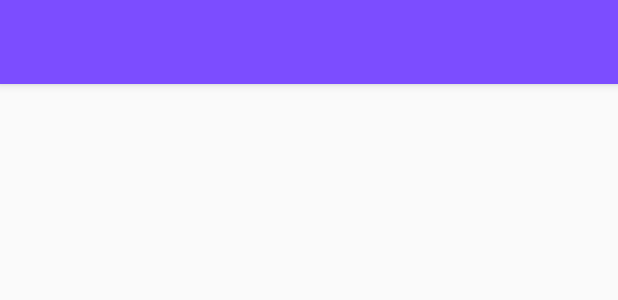
After one commit to nstrucky/ProjectManager, an Android app: the layout activity_project.xml on its own in the app's theme, with its tools: preview values and no code run, on a phone screen of 412 x 824 dp. The commit adds this screen. Shown: the top 300 px of the screen. Run offline under Robolectric (Android 15) with nearby library versions, the phone set to English and light mode, and no system bars; network calls fail.

Commit message:
Navigate from ProjectsList to new Activity Added Handler class to the projectsListBindings to handle the onclick of individual list items to transition to a single project Activity. UI and animations to come later. I also deleted some classes I used to learn dependency injection.

```diff
--- a/app/src/main/AndroidManifest.xml
+++ b/app/src/main/AndroidManifest.xml
@@ -16,6 +16,12 @@
             android:supportsRtl="true"
             android:theme="@style/AppTheme"
             android:usesCleartextTraffic="true">
+        <activity android:name=".ui.project.ProjectActivity"
+            android:parentActivityName=".ui.projects.ProjectsActivity">
+            <meta-data
+                android:name="android.support.PARENT_ACTIVITY"
+                android:value=".ui.projects.ProjectsActivity"/>
+        </activity>
         <activity android:name=".BaseActivity">
         </activity>
         <activity
--- /dev/null
+++ b/app/src/main/res/layout/activity_project.xml
@@ -0,0 +1,28 @@
+<?xml version="1.0" encoding="utf-8"?>
+
+<android.support.design.widget.CoordinatorLayout
+        xmlns:android="http://schemas.android.com/apk/res/android"
+        xmlns:tools="http://schemas.android.com/tools"
+        xmlns:app="http://schemas.android.com/apk/res-auto"
+        android:layout_width="match_parent"
+        android:layout_height="match_parent"
+        tools:context=".ui.projects.ProjectsActivity">
+
+
+    <android.support.design.widget.AppBarLayout
+            android:layout_height="wrap_content"
+            android:layout_width="match_parent"
+            android:theme="@style/AppTheme.AppBarOverlay">
+
+        <android.support.v7.widget.Toolbar
+                android:id="@+id/toolbar"
+                android:layout_width="match_parent"
+                android:layout_height="?attr/actionBarSize"
+                android:background="?attr/colorPrimary"
+                app:popupTheme="@style/AppTheme.PopupOverlay">
+
+        </android.support.v7.widget.Toolbar>
+
+    </android.support.design.widget.AppBarLayout>
+
+</android.support.design.widget.CoordinatorLayout>
--- a/app/src/main/res/layout/recyclerview_project_item.xml
+++ b/app/src/main/res/layout/recyclerview_project_item.xml
@@ -5,6 +5,7 @@
     <data>
 
         <variable name="project" type="com.ventoray.projectmanager.data.datamodel.Project"/>
+        <variable name="handlers" type="com.ventoray.projectmanager.com.ventoray.projectmanager.ui.projects.ProjectListBindings.ProjectListClickHandler"/>
     </data>
 
     <android.support.constraint.ConstraintLayout
@@ -12,6 +13,10 @@
             android:layout_height="wrap_content"
             android:background="@android:color/white"
             android:layout_marginBottom="1dp"
+            android:clickable="true"
+            android:focusable="true"
+            android:onClick="@{(view) -> handlers.onClickProject(view, project)}"
+
     >
 
         <TextView
```
Also changed, not shown: app/src/main/java/com/ventoray/projectmanager/data/repo/ProjectRepository.kt (+2 -6 lines), app/src/main/java/com/ventoray/projectmanager/data/repo/UserRepository.kt (+3 -11 lines), app/src/main/java/com/ventoray/projectmanager/di/test/House.kt (deleted, +0 -19 lines), app/src/main/java/com/ventoray/projectmanager/di/test/TestComponent.kt (deleted, +0 -9 lines), app/src/main/java/com/ventoray/projectmanager/di/test/TestModuleOne.kt (deleted, +0 -24 lines), app/src/main/java/com/ventoray/projectmanager/di/test/War.kt (deleted, +0 -9 lines), app/src/main/java/com/ventoray/projectmanager/ui/project/ProjectActivity.kt (added, +42 -0 lines), app/src/main/java/com/ventoray/projectmanager/ui/projects/ProjectListAdapter.kt (+3 -5 lines), app/src/main/java/com/ventoray/projectmanager/ui/projects/ProjectListBindings.kt (+33 -0 lines), app/src/main/java/com/ventoray/projectmanager/ui/projects/ProjectListFragment.kt (+8 -1 lines), app/build.gradle (line endings or trailing spaces).
